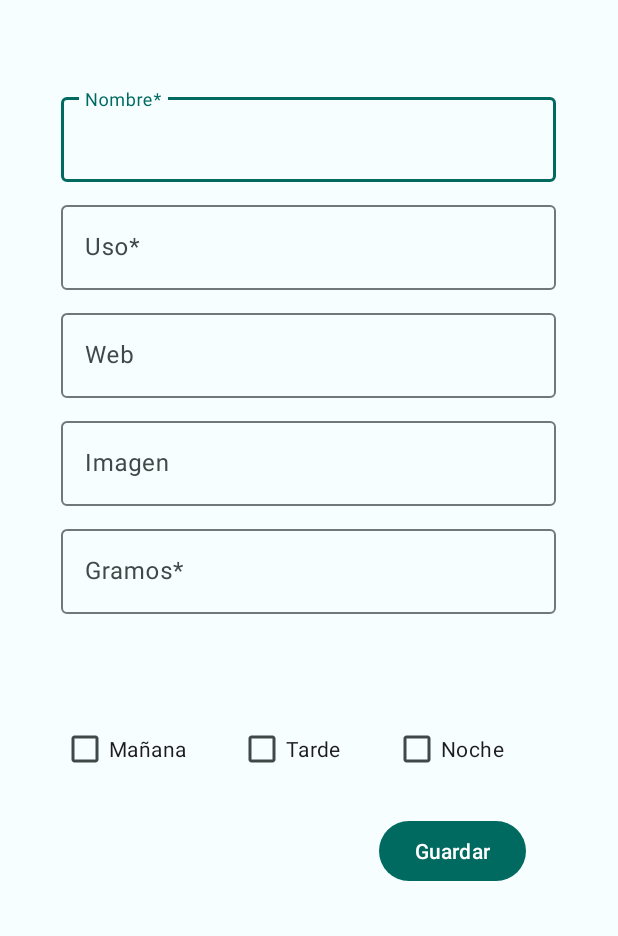
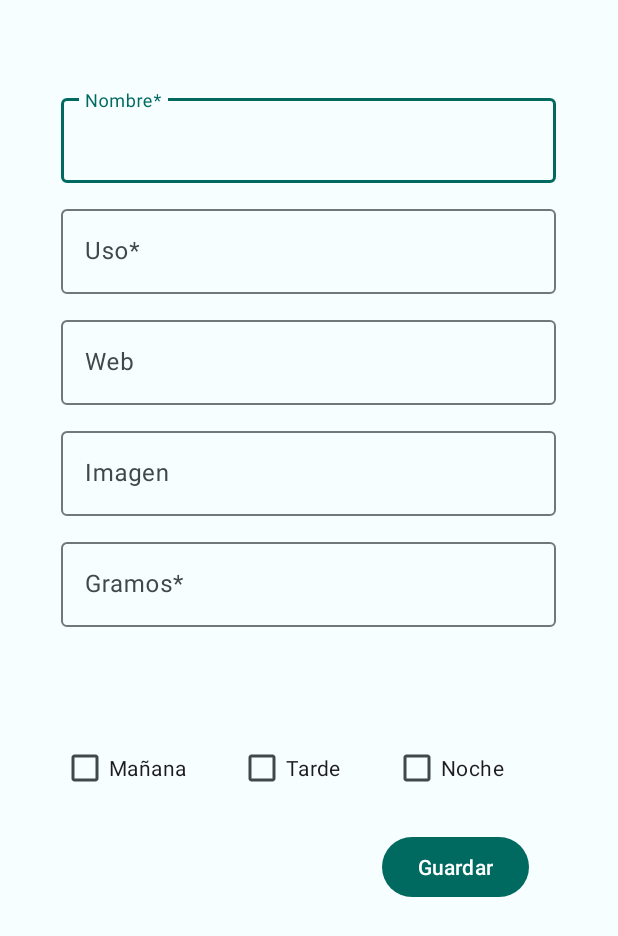
Before and after one commit to luisbargar/pastillApp, an Android app: the NewMedicationActivity screen opened directly, with no data from a screen before it, on a phone screen of 412 x 824 dp. Shown: the top 936 px of the screen. Run offline under Robolectric (Android 15) with nearby library versions, the phone set to English and light mode, and no system bars.

Commit message:
cambios tamaños (problema al girar en detalles)

```diff
--- a/app/src/main/res/layout/activity_new_device.xml
+++ b/app/src/main/res/layout/activity_new_device.xml
@@ -16,35 +16,35 @@
 
 
             <androidx.constraintlayout.widget.Guideline
-                android:id="@+id/guideline_vertical_10"
+                android:id="@+id/guideline_vertical_7"
                 android:layout_width="wrap_content"
                 android:layout_height="wrap_content"
                 android:orientation="vertical"
                 app:layout_constraintGuide_begin="41dp" />
 
             <androidx.constraintlayout.widget.Guideline
-                android:id="@+id/guideline_vertical_90"
+                android:id="@+id/guideline_vertical_93"
                 android:layout_width="wrap_content"
                 android:layout_height="wrap_content"
                 android:orientation="vertical"
                 app:layout_constraintGuide_percent="0.9" />
 
             <androidx.constraintlayout.widget.Guideline
-                android:id="@+id/guideline_horizontal_10"
+                android:id="@+id/guideline_horizontal_7"
                 android:layout_width="wrap_content"
                 android:layout_height="wrap_content"
                 android:orientation="horizontal"
                 app:layout_constraintGuide_percent="0.1" />
 
             <androidx.constraintlayout.widget.Guideline
-                android:id="@+id/guideline_horizontal_75"
+                android:id="@+id/guideline_horizontal_50"
                 android:layout_width="wrap_content"
                 android:layout_height="wrap_content"
                 android:orientation="horizontal"
                 app:layout_constraintGuide_percent="0.75" />
 
             <androidx.constraintlayout.widget.Guideline
-                android:id="@+id/guideline_horizontal_90"
+                android:id="@+id/guideline_horizontal_93"
                 android:layout_width="wrap_content"
                 android:layout_height="wrap_content"
                 android:orientation="horizontal"
@@ -55,9 +55,9 @@
                 android:layout_width="0dp"
                 android:layout_height="wrap_content"
                 android:hint="Nombre*"
-                app:layout_constraintEnd_toEndOf="@id/guideline_vertical_90"
-                app:layout_constraintStart_toStartOf="@id/guideline_vertical_10"
-                app:layout_constraintTop_toBottomOf="@id/guideline_horizontal_10">
+                app:layout_constraintEnd_toEndOf="@id/guideline_vertical_93"
+                app:layout_constraintStart_toStartOf="@id/guideline_vertical_7"
+                app:layout_constraintTop_toBottomOf="@id/guideline_horizontal_7">
 
                 <com.google.android.material.textfield.TextInputEditText
                     android:id="@+id/tie_nombre"
@@ -71,8 +71,8 @@
                 android:layout_height="wrap_content"
                 android:layout_marginTop="@dimen/default_margin"
                 android:hint="@string/uso"
-                app:layout_constraintEnd_toEndOf="@id/guideline_vertical_90"
-                app:layout_constraintStart_toStartOf="@id/guideline_vertical_10"
+                app:layout_constraintEnd_toEndOf="@id/guideline_vertical_93"
+                app:layout_constraintStart_toStartOf="@id/guideline_vertical_7"
                 app:layout_constraintTop_toBottomOf="@id/til_nombre">
 
                 <com.google.android.material.textfield.TextInputEditText
@@ -87,8 +87,8 @@
                 android:layout_height="wrap_content"
                 android:layout_marginTop="@dimen/default_margin"
                 android:hint="@string/url"
-                app:layout_constraintEnd_toEndOf="@id/guideline_vertical_90"
-                app:layout_constraintStart_toStartOf="@id/guideline_vertical_10"
+                app:layout_constraintEnd_toEndOf="@id/guideline_vertical_93"
+                app:layout_constraintStart_toStartOf="@id/guideline_vertical_7"
                 app:layout_constraintTop_toBottomOf="@id/til_uso">
 
                 <com.google.android.material.textfield.TextInputEditText
@@ -103,8 +103,8 @@
                 android:layout_height="wrap_content"
                 android:layout_marginTop="@dimen/default_margin"
                 android:hint="@string/imagen"
-                app:layout_constraintEnd_toEndOf="@id/guideline_vertical_90"
-                app:layout_constraintStart_toStartOf="@id/guideline_vertical_10"
+                app:layout_constraintEnd_toEndOf="@id/guideline_vertical_93"
+                app:layout_constraintStart_toStartOf="@id/guideline_vertical_7"
                 app:layout_constraintTop_toBottomOf="@id/til_url">
 
                 <com.google.android.material.textfield.TextInputEditText
@@ -119,8 +119,8 @@
                 android:layout_height="wrap_content"
                 android:layout_marginTop="@dimen/default_margin"
                 android:hint="@string/cantidad_toma"
-                app:layout_constraintEnd_toEndOf="@id/guideline_vertical_90"
-                app:layout_constraintStart_toStartOf="@id/guideline_vertical_10"
+                app:layout_constraintEnd_toEndOf="@id/guideline_vertical_93"
+                app:layout_constraintStart_toStartOf="@id/guideline_vertical_7"
                 app:layout_constraintTop_toBottomOf="@id/til_imagen">
 
                 <com.google.android.material.textfield.TextInputEditText
@@ -134,10 +134,10 @@
                 android:id="@+id/ll_horariosS"
                 android:layout_width="0dp"
                 android:layout_height="wrap_content"
-                android:layout_marginTop="66dp"
+                android:layout_marginTop="70dp"
                 android:orientation="horizontal"
-                app:layout_constraintEnd_toEndOf="@id/guideline_vertical_90"
-                app:layout_constraintStart_toStartOf="@id/guideline_vertical_10"
+                app:layout_constraintEnd_toEndOf="@id/guideline_vertical_93"
+                app:layout_constraintStart_toStartOf="@id/guideline_vertical_7"
                 app:layout_constraintTop_toBottomOf="@+id/til_numero">
 
                 <CheckBox
@@ -169,9 +169,9 @@
                 android:layout_height="wrap_content"
                 android:layout_margin="@dimen/double_default"
                 android:layout_marginTop="20dp"
-                android:layout_marginEnd="112dp"
+                android:layout_marginEnd="110dp"
                 android:text="@string/guardar"
-                app:layout_constraintEnd_toEndOf="@id/guideline_vertical_90"
+                app:layout_constraintEnd_toEndOf="@id/guideline_vertical_93"
                 app:layout_constraintTop_toBottomOf="@id/ll_horariosS" />
 
             <com.google.android.material.button.MaterialButton
@@ -182,7 +182,7 @@
                 android:backgroundTint="@color/md_theme_dark_errorContainer"
                 android:text="@string/eliminar"
                 android:visibility="gone"
-                app:layout_constraintStart_toStartOf="@id/guideline_vertical_10"
+                app:layout_constraintStart_toStartOf="@id/guideline_vertical_7"
                 app:layout_constraintTop_toBottomOf="@id/ll_horariosS" />
         </androidx.constraintlayout.widget.ConstraintLayout>
     </ScrollView>
--- a/app/src/main/res/layout/app_bar_home.xml
+++ b/app/src/main/res/layout/app_bar_home.xml
@@ -30,9 +30,9 @@
         android:id="@+id/fab"
         android:layout_width="wrap_content"
         android:layout_height="wrap_content"
-        android:layout_gravity="bottom|center_horizontal"
-        android:layout_marginEnd="@dimen/fab_margin"
-        android:layout_marginBottom="@dimen/fab_margin"
+        android:layout_gravity="center_horizontal|bottom"
+        android:layout_marginEnd="90dp"
+        android:layout_marginBottom="32dp"
         app:srcCompat="@android:drawable/ic_input_add"
         tools:ignore="SpeakableTextPresentCheck" />
 
--- a/app/src/main/res/values/dimens.xml
+++ b/app/src/main/res/values/dimens.xml
@@ -1,11 +1,11 @@
 <resources>
     <!-- Default screen margins, per the Android Design guidelines. -->
-    <dimen name="activity_horizontal_margin">16dp</dimen>
-    <dimen name="activity_vertical_margin">16dp</dimen>
-    <dimen name="nav_header_vertical_spacing">8dp</dimen>
+    <dimen name="activity_horizontal_margin">18dp</dimen>
+    <dimen name="activity_vertical_margin">18dp</dimen>
+    <dimen name="nav_header_vertical_spacing">10dp</dimen>
     <dimen name="nav_header_height">176dp</dimen>
     <dimen name="fab_margin">16dp</dimen>
-    <dimen name="default_margin">10dp</dimen>
-    <dimen name="double_default">20dp</dimen>
-    <dimen name="mini">8dp</dimen>
+    <dimen name="default_margin">12dp</dimen>
+    <dimen name="double_default">18dp</dimen>
+    <dimen name="mini">10dp</dimen>
 </resources>
```
Also changed, not shown: app/src/main/res/layout/activity_login.xml (+23 -23 lines), app/src/main/res/layout/activity_registro.xml (+21 -21 lines), app/src/main/res/layout/device.xml (+11 -11 lines), app/src/main/res/layout/full_device.xml (+13 -12 lines).
